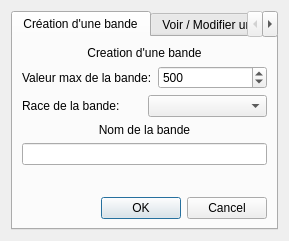
Qt form Lecture_BDD/dialog_parametre_bande.ui (brock37/Mordheim) before a commit.
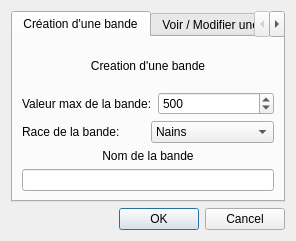
The same form after that commit.

Commit message:
Progression de la creation d'une bande
Ajout des bandes creer dans la table lite des bandes
verification de la creation d'une bande ou de la modification.
Le combobox du dock permet de changer a tout moment de bande

What changed in the file:
```diff
--- a/Lecture_BDD/dialog_parametre_bande.ui
+++ b/Lecture_BDD/dialog_parametre_bande.ui
@@ -6,13 +6,13 @@
    <rect>
     <x>0</x>
     <y>0</y>
-    <width>289</width>
+    <width>296</width>
     <height>241</height>
    </rect>
   </property>
   <property name="minimumSize">
    <size>
-    <width>289</width>
+    <width>296</width>
     <height>241</height>
    </size>
   </property>
@@ -71,7 +71,18 @@
           </widget>
          </item>
          <item>
-          <widget class="QComboBox" name="comboBox_race"/>
+          <widget class="QComboBox" name="comboBox_race">
+           <item>
+            <property name="text">
+             <string>Nains</string>
+            </property>
+           </item>
+           <item>
+            <property name="text">
+             <string>Orques</string>
+            </property>
+           </item>
+          </widget>
          </item>
         </layout>
        </item>
@@ -95,33 +106,6 @@
          </item>
         </layout>
        </item>
-       <item>
-        <spacer name="verticalSpacer">
-         <property name="orientation">
-          <enum>Qt::Vertical</enum>
-         </property>
-         <property name="sizeHint" stdset="0">
-          <size>
-           <width>20</width>
-           <height>40</height>
-          </size>
-         </property>
-        </spacer>
-       </item>
-       <item>
-        <layout class="QVBoxLayout" name="verticalLayout_2">
-         <item>
-          <widget class="QDialogButtonBox" name="buttonBox">
-           <property name="orientation">
-            <enum>Qt::Horizontal</enum>
-           </property>
-           <property name="standardButtons">
-            <set>QDialogButtonBox::Cancel|QDialogButtonBox::Ok</set>
-           </property>
-          </widget>
-         </item>
-        </layout>
-       </item>
       </layout>
       <zorder>verticalLayoutWidget</zorder>
       <zorder></zorder>
@@ -136,6 +120,16 @@
      </widget>
     </widget>
    </item>
+   <item>
+    <widget class="QDialogButtonBox" name="buttonBox">
+     <property name="orientation">
+      <enum>Qt::Horizontal</enum>
+     </property>
+     <property name="standardButtons">
+      <set>QDialogButtonBox::Cancel|QDialogButtonBox::Ok</set>
+     </property>
+    </widget>
+   </item>
   </layout>
  </widget>
  <resources/>
```
Left out of the diff: 16 changed lines with no effect on the pictures. The commit also changes 15 other files.
